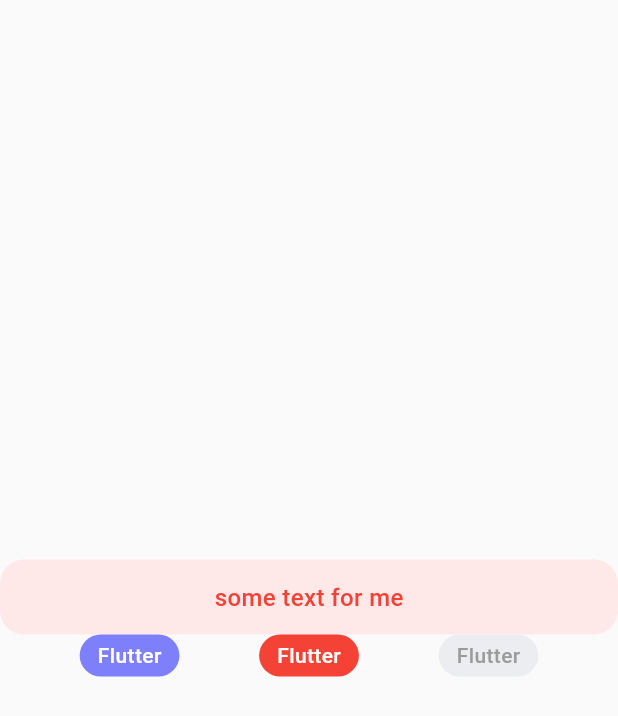
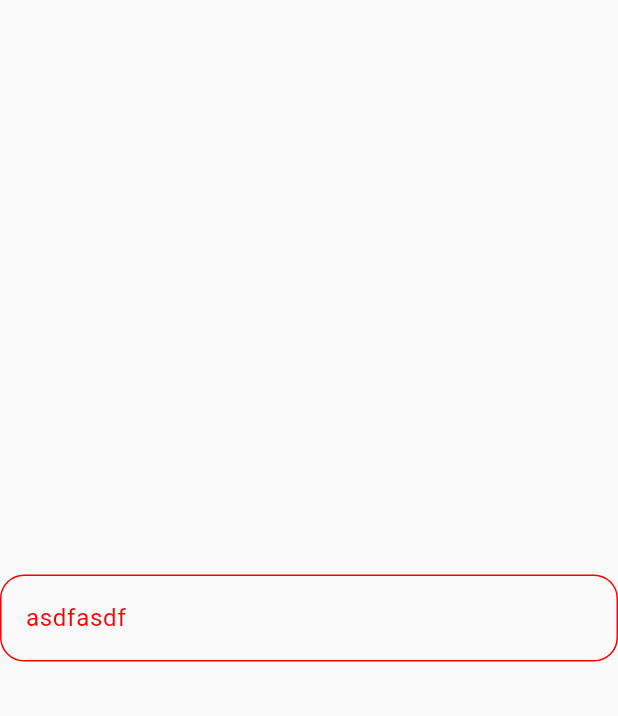
Before and after one commit to ShoshiDeveloper/shoko_ui, a Flutter app: the screen it shows after launch, on a phone screen of 412 x 824 dp. Shown: the top 716 px of the screen. Run offline on Flutter 3.47's test engine with Material 3 defaults, Android fonts, the phone set to English and light mode, and no system bars; our stand-ins replace gap.

Commit message:
fixes
- rename bgTheme to bgColors
- rename contentTheme to contentColors
- fix colors in stextfield

````diff
--- a/example/lib/main.dart
+++ b/example/lib/main.dart
@@ -19,7 +19,7 @@ class MyApp extends StatelessWidget {
       home: SThemeWidget(
           shokoUITheme: STheme(
               badgeTheme: SBadgeTheme(alertColor: Colors.red, textAlertColor: Colors.white),
-              contentTheme: SContentTheme(
+              contentTheme: SContentColors(
                 primary: Colors.black,
                 invertPrimary: Colors.white,
                 secondary: Color.fromRGBO(155, 155, 155, 1),
@@ -28,7 +28,7 @@ class MyApp extends StatelessWidget {
                 success: Colors.green,
                 alert: Colors.red,
               ),
-              backgroundTheme: SBackgroundTheme(
+              backgroundTheme: SBackgroundColors(
                   primary: Colors.white,
                   secondary: Color.fromRGBO(250, 250, 250, 1),
                   tertiary: Color.fromRGBO(235, 237, 240, 1),
@@ -68,37 +68,11 @@ class _MyHomePageState extends State<MyHomePage> {
             child: Column(
           mainAxisAlignment: MainAxisAlignment.center,
           children: [
-            SButton.expanded(
-                onTap: () {
-                  showMBS(context,
-                      base: MBSBase(
-                        content: Text('Вы кто такие? Идите нахуй!', style: context.theme.contentStyles.body1()),
-                        bottom: Row(
-                          children: [
-                            SButton(
-                                onTap: () => Navigator.pop(context),
-                                child: const SButtonContent.icon(
-                                    icon: Icon(
-                                  Icons.ac_unit,
-                                  size: 21,
-                                  color: Colors.white,
-                                ))),
-                            const Gap(8),
-                            Expanded(child: SButton.expanded(onTap: () => Navigator.pop(context), child: const SButtonContent.text(text: 'Сам иди нахуй')))
-                          ],
-                        ),
-                      ));
-                },
-                color: context.theme.backgroundTheme.alertLight,
-                child: SButtonContent.text(text: 'some text for me', color: context.theme.contentTheme.alert)),
-            Row(
-              mainAxisAlignment: MainAxisAlignment.spaceEvenly,
-              children: [
-                SBadge(text: 'Flutter', color: context.theme.backgroundTheme.brand, textColor: context.theme.contentTheme.invertPrimary),
-                SBadge(text: 'Flutter', state: SBadgeState.alert),
-                SBadge(text: 'Flutter', state: SBadgeState.inactive),
-              ],
-            )
+            STextField(
+              controller: TextEditingController(),
+              isError: true,
+              label: 'asdfasdf',
+            ),
           ],
         )));
   }
--- a/lib/src/theme/extensions/context_theme_extension.dart
+++ b/lib/src/theme/extensions/context_theme_extension.dart
@@ -1,6 +1,5 @@
 import 'package:flutter/widgets.dart';
 import 'package:shoko_ui/src/theme/widget/theme_widget.dart';
-
 
 extension SThemeExtension on BuildContext {
   @protected
@@ -13,7 +12,7 @@ extension SThemeExtension on BuildContext {
 
   @protected
   void initTheme(STheme theme, {required Function() needRebuild}) {
-    if(!_isThemeInitialized) {
+    if (!_isThemeInitialized) {
       _currentTheme = theme;
       needRebuild = needRebuild;
 
@@ -25,6 +24,5 @@ extension SThemeExtension on BuildContext {
     _currentTheme = theme;
 
     needRebuild?.call();
-
   }
 }
--- a/lib/src/theme/general_themes/background_theme.dart
+++ b/lib/src/theme/general_themes/background_theme.dart
@@ -1,6 +1,6 @@
 import 'package:flutter/material.dart';
 
-class SBackgroundTheme {
+class SBackgroundColors {
   final Color primary;
   final Color secondary;
   final Color tertiary;
@@ -12,11 +12,10 @@ class SBackgroundTheme {
   final Color alert;
   final Color alertLight;
 
-  const SBackgroundTheme({
+  const SBackgroundColors({
     required this.primary,
     required this.secondary,
     required this.tertiary,
-
     required this.brand,
     required this.brandLight,
     required this.success,
@@ -26,11 +25,10 @@ class SBackgroundTheme {
   });
 
   @protected
-  const SBackgroundTheme.basic({
+  const SBackgroundColors.basic({
     this.primary = Colors.black,
     this.secondary = Colors.grey,
-    this.tertiary = Colors.black87 ,
-
+    this.tertiary = Colors.black87,
     this.brand = Colors.red,
     this.brandLight = Colors.red,
     this.success = Colors.green,
--- a/lib/src/theme/general_themes/content_theme.dart
+++ b/lib/src/theme/general_themes/content_theme.dart
@@ -1,7 +1,6 @@
 import 'package:flutter/material.dart';
-import 'package:flutter/widgets.dart';
 
-class SContentTheme {
+class SContentColors {
   final Color primary;
   final Color invertPrimary;
   final Color secondary;
@@ -11,27 +10,22 @@ class SContentTheme {
   final Color success;
   final Color alert;
 
-
-
-  const SContentTheme({
+  const SContentColors({
     required this.primary,
     required this.invertPrimary,
     required this.secondary,
     required this.tertiary,
-
     required this.brand,
     required this.success,
     required this.alert,
   });
 
-
   @protected
-  const SContentTheme.basic({
+  const SContentColors.basic({
     this.primary = Colors.black,
     this.invertPrimary = Colors.white,
     this.secondary = Colors.grey,
-    this.tertiary = Colors.black26 ,
-
+    this.tertiary = Colors.black26,
     this.brand = Colors.red,
     this.success = Colors.green,
     this.alert = Colors.red,
--- a/lib/src/theme/styles/content_styles.dart
+++ b/lib/src/theme/styles/content_styles.dart
@@ -2,9 +2,7 @@ import 'package:flutter/material.dart';
 import 'package:flutter/widgets.dart';
 
 class SContentStyles {
-  const SContentStyles({
-    this.fontFamily = ''
-  });
+  const SContentStyles({this.fontFamily = ''});
   final String fontFamily;
 
   TextStyle heading1({FontWeight? weight, Color? color}) => TextStyle(fontFamily: fontFamily, fontSize: 24, fontWeight: weight, height: 1.2, color: color);
--- a/lib/src/theme/widget/theme_widget.dart
+++ b/lib/src/theme/widget/theme_widget.dart
@@ -17,7 +17,6 @@ class SThemeWidget extends StatelessWidget {
   const SThemeWidget({super.key, required this.shokoUITheme, required this.child});
 
   void treeRebuild() {
-
     void rebuild(Element el) {
       el.markNeedsBuild();
       el.visitChildren(rebuild);
@@ -43,24 +42,22 @@ class STheme {
   final STextFieldTheme textFieldTheme;
   final SSwitchTheme switchTheme;
 
-  final SBackgroundTheme backgroundTheme;
-  final SContentTheme contentTheme;
+  final SBackgroundColors backgroundTheme;
+  final SContentColors contentTheme;
 
   final SContentStyles contentStyles;
-
 
   // final ShokoDialogTheme dialogTheme;
   // final ShokoMBSTheme mbsTheme;
 
-  const STheme({
-    this.badgeTheme = const SBadgeTheme(),
+  const STheme(
+      {this.badgeTheme = const SBadgeTheme(),
       this.buttonTheme = const SButtonTheme.basic(),
       this.radioTheme = const SRadioTheme(),
       this.textFieldTheme = const STextFieldTheme(),
       this.switchTheme = const SSwitchTheme(),
-
-    this.backgroundTheme = const SBackgroundTheme.basic(),
-    this.contentTheme = const SContentTheme.basic(),
+      this.backgroundTheme = const SBackgroundColors.basic(),
+      this.contentTheme = const SContentColors.basic(),
       this.contentStyles = const SContentStyles()
 
       // this.dialogTheme = const ShokoDialogTheme(),
--- a/lib/src/widgets/textfields/modern_textfield_widget.dart
+++ b/lib/src/widgets/textfields/modern_textfield_widget.dart
@@ -3,13 +3,13 @@ import 'package:flutter/services.dart';
 import 'package:shoko_ui/shoko_ui.dart';
 
 class STextField extends StatefulWidget {
-
   ///Be auto-dispose when widget disposed
   final TextEditingController controller;
   final TextStyle? style;
 
   final Function(String value)? onSubmitted;
   final Function(String value)? onChanged;
+
   ///The method that should return a ```bool``` indicating the presence of an error
   final bool Function(String value)? validator;
 
@@ -39,26 +39,37 @@ class STextField extends StatefulWidget {
 
   final List<TextInputFormatter>? inputFormatters;
 
-  const STextField({super.key,
-    required this.controller, this.style, this.isOutline,
-    this.onSubmitted, this.onChanged, this.validator,
+  const STextField(
+      {super.key,
+      required this.controller,
+      this.style,
+      this.isOutline,
+      this.onSubmitted,
+      this.onChanged,
+      this.validator,
       this.isEnabled = true,
-    this.isError = false, this.errorText, this.errorTextStyle,
-    this.label, this.labelTextStyle,
-    this.enableColor, this.disableColor, this.focusColor, this.errorColor,
+      this.isError = false,
+      this.errorText,
+      this.errorTextStyle,
+      this.label,
+      this.labelTextStyle,
+      this.enableColor,
+      this.disableColor,
+      this.focusColor,
+      this.errorColor,
       this.keyboardType,
-    this.maxSymbols, this.minSymbols, this.obscureText = false,
+      this.maxSymbols,
+      this.minSymbols,
+      this.obscureText = false,
       this.suffix,
       this.inputFormatters,
-    this.maxLines
-  });
+      this.maxLines});
 
   @override
   State<STextField> createState() => _STextFieldState();
 }
 
 class _STextFieldState extends State<STextField> {
-
   final FocusNode focusNode = FocusNode();
   late bool isError = widget.isError;
   String value = '';
@@ -77,12 +88,9 @@ class _STextFieldState extends State<STextField> {
     });
   }
 
-  Color getWidgetColor() {
+  Color getBorderColor() {
     final theme = context.theme.textFieldTheme;
 
-    if (!widget.isEnabled) {//if code widget is disabled
-      return widget.disableColor ?? theme.disableColor;
-    }
     //if code widget enabled and not focused
     if (focusNode.hasFocus) {
       return widget.focusColor ?? theme.focusColor;
@@ -92,18 +100,29 @@ class _STextFieldState extends State<STextField> {
       return widget.errorColor ?? theme.errorColor;
     }
 
+    if (!widget.isEnabled) {
+      //if code widget is disabled
+      return widget.disableColor ?? theme.disableColor;
+    }
+
     return widget.enableColor ?? theme.enableColor;
   }
 
+  Color get getLabelColor {
+    final theme = context.theme.textFieldTheme;
+
+    if (focusNode.hasFocus) return widget.focusColor ?? theme.focusColor;
+    if (widget.isError) return widget.errorColor ?? theme.errorColor;
+    if (widget.isEnabled) return widget.enableColor ?? theme.enableColor;
+
+    return widget.disableColor ?? theme.disableColor;
+  }
 
   @override
   Widget build(BuildContext context) {
     final theme = context.theme.textFieldTheme;
 
-    return Column(
-      crossAxisAlignment: CrossAxisAlignment.start,
-      mainAxisSize: MainAxisSize.min,
-      children: [
+    return Column(crossAxisAlignment: CrossAxisAlignment.start, mainAxisSize: MainAxisSize.min, children: [
       Focus(
           onFocusChange: (focusState) {
             !focusState ? validate(value) : setState(() {});
@@ -112,13 +131,9 @@ class _STextFieldState extends State<STextField> {
               duration: const Duration(milliseconds: 500),
               curve: Curves.ease,
               decoration: BoxDecoration(
-              color: widget.isOutline ?? theme.isOutline ? null : getWidgetColor(),
+                  color: widget.isOutline ?? theme.isOutline ? null : getBorderColor(),
                   borderRadius: SRadii.mediumPlus.borderRadius,
-              border: widget.isOutline ?? theme.isOutline ? Border.all(
-                width: 1,
-                color: getWidgetColor()
-              ) : null
-            ),
+                  border: widget.isOutline ?? theme.isOutline ? Border.all(width: 1, color: getBorderColor()) : null),
               child: Row(
                 children: [
                   Expanded(
@@ -149,22 +164,18 @@ class _STextFieldState extends State<STextField> {
                         counterText: '',
                         contentPadding: const EdgeInsets.only(left: 16, top: 8, bottom: 8),
                         label: (widget.label != null) ? Text(widget.label!) : null,
-                      labelStyle: (widget.labelTextStyle ?? theme.labelTextStyle ?? TextStyle(color: focusNode.hasFocus ? widget.focusColor : (widget.isEnabled ? isError ? widget.errorColor ?? theme.errorColor: (widget.enableColor ?? theme.enableColor) : widget.disableColor ?? theme.disableColor))),
-                      border: InputBorder.none
+                        labelStyle: (widget.labelTextStyle ?? theme.labelTextStyle ?? const TextStyle()).copyWith(color: getLabelColor),
+                        border: InputBorder.none,
                       ),
-                    style: ((widget.style ?? theme.style) ?? const TextStyle(color: Colors.black, fontSize: 16)).copyWith(color: !widget.isEnabled ? (widget.disableColor ?? theme.disableColor) : null),
+                      style: (widget.style ?? theme.style)?.copyWith(
+                        color: !widget.isEnabled ? (widget.disableColor ?? theme.disableColor) : null,
                       ),
                     ),
-                if(widget.suffix != null) ... [
-                  widget.suffix!,
-                  const Gap(20)
+                  ),
+                  if (widget.suffix != null) ...[widget.suffix!, const Gap(20)],
                 ],
-              ],
-            )
-          )
-        ),
+              ))),
       if (isError && widget.errorText != null) (Text(widget.errorText!, style: widget.errorTextStyle ?? theme.errorTextStyle))
-      ]
-    );
+    ]);
   }
 }
````
Also changed, not shown: 1 other file. Lines whose indentation alone changed are shown as unchanged.
